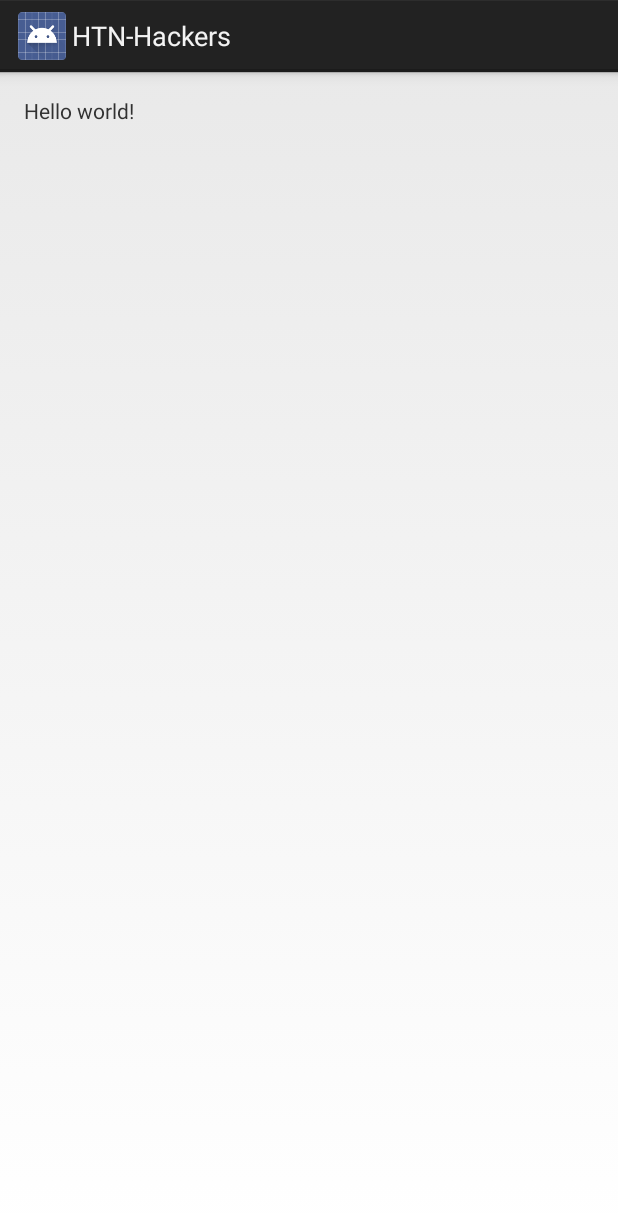
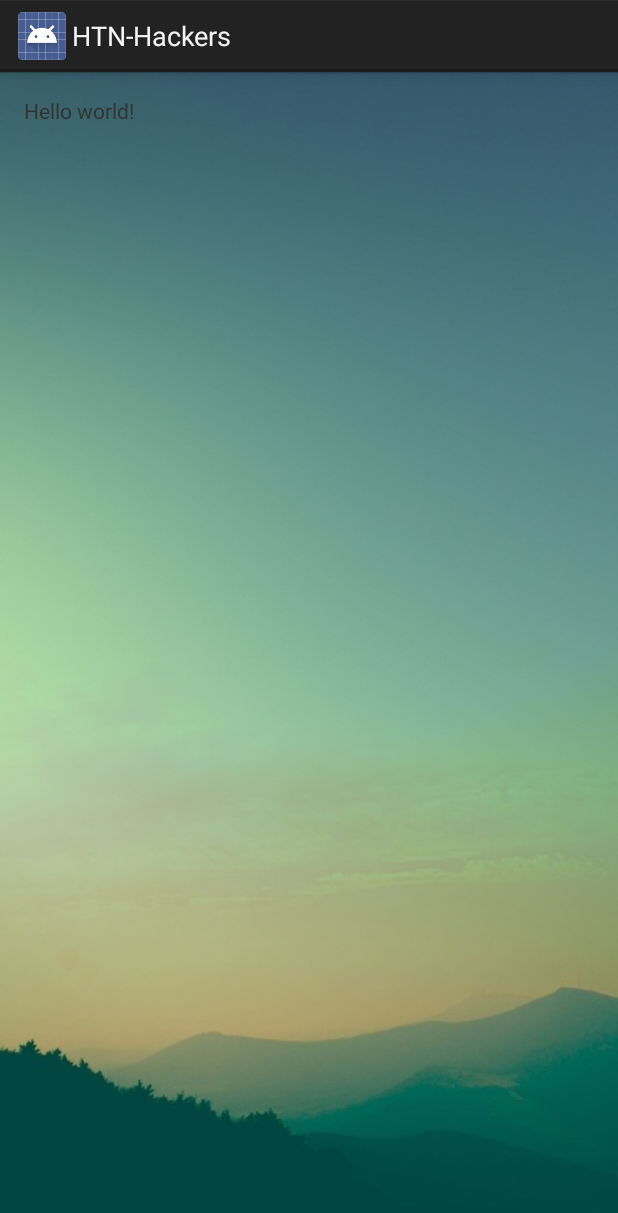
Before and after one commit to Mrez95/HTN-Hackers, an Android app: the layout activity_main.xml on its own in the app's theme, with its tools: preview values and no code run, on a phone screen of 412 x 824 dp. Shown: the top 1213 px of the screen. Run offline under Robolectric (Android 15) with nearby library versions, the phone set to English and light mode, and no system bars.

Commit message:
MainActivity core structure implemented with Firebase support

```diff
--- a/app/src/main/AndroidManifest.xml
+++ b/app/src/main/AndroidManifest.xml
@@ -1,6 +1,8 @@
 <?xml version="1.0" encoding="utf-8"?>
 <manifest xmlns:android="http://schemas.android.com/apk/res/android"
     package="com.example.mrez.htn_hackers" >
+
+    <uses-permission android:name="android.permission.INTERNET" />
 
     <application
         android:allowBackup="true"
--- a/app/src/main/res/layout/activity_main.xml
+++ b/app/src/main/res/layout/activity_main.xml
@@ -3,7 +3,9 @@
     android:layout_height="match_parent" android:paddingLeft="@dimen/activity_horizontal_margin"
     android:paddingRight="@dimen/activity_horizontal_margin"
     android:paddingTop="@dimen/activity_vertical_margin"
-    android:paddingBottom="@dimen/activity_vertical_margin" tools:context=".MainActivity">
+    android:paddingBottom="@dimen/activity_vertical_margin" tools:context=".MainActivity"
+    android:background="@drawable/background"
+    android:clickable="true">
 
     <TextView android:text="@string/hello_world" android:layout_width="wrap_content"
         android:layout_height="wrap_content" />
```
Also changed, not shown: app/build.gradle (+7 -1 lines), app/src/main/java/com/example/mrez/htn_hackers/MainActivity.java (+75 -0 lines), app/libs/gson-2.3.1.jar (added), app/src/main/ic_launcher-web.png (added), app/src/main/res/drawable/background.jpg (added), app/src/main/res/drawable/background_2.jpg (added), app/src/main/res/drawable/background_4.jpg (added), app/src/main/res/mipmap-hdpi/ic_launcher.png, app/src/main/res/mipmap-hdpi/logo.png (added), app/src/main/res/mipmap-mdpi/ic_launcher.png, app/src/main/res/mipmap-mdpi/logo.png (added), app/src/main/res/mipmap-xhdpi/ic_launcher.png, app/src/main/res/mipmap-xhdpi/logo.png (added), app/src/main/res/mipmap-xxhdpi/ic_launcher.png, 2 more files, 2 other files.
